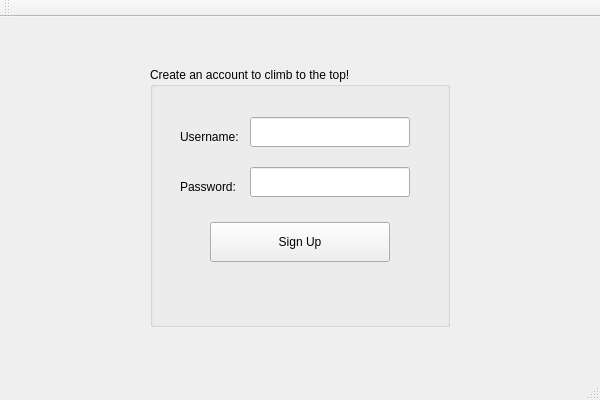
Above: ModernCppProject/HTTPClient/GUI/SignUpMenu.ui from Codreanu-Alexandru/ProjectModernCpp before the change. Below: the same form after it.
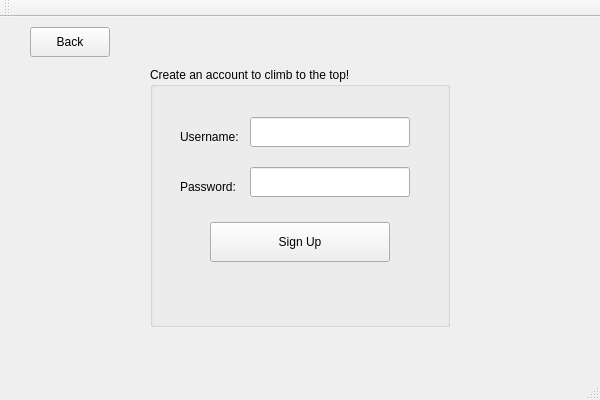
That is the form after the change.

Commit message: Added back button and its functionality in the sign up menu.

What changed in the file:
```diff
--- a/ModernCppProject/HTTPClient/GUI/SignUpMenu.ui
+++ b/ModernCppProject/HTTPClient/GUI/SignUpMenu.ui
@@ -125,6 +125,19 @@
      <string/>
     </property>
    </widget>
+   <widget class="QPushButton" name="back2PushButton">
+    <property name="geometry">
+     <rect>
+      <x>30</x>
+      <y>10</y>
+      <width>80</width>
+      <height>30</height>
+     </rect>
+    </property>
+    <property name="text">
+     <string>Back</string>
+    </property>
+   </widget>
   </widget>
   <widget class="QToolBar" name="mainToolBar">
    <attribute name="toolBarArea">
```
The commit also changes 2 other files.
